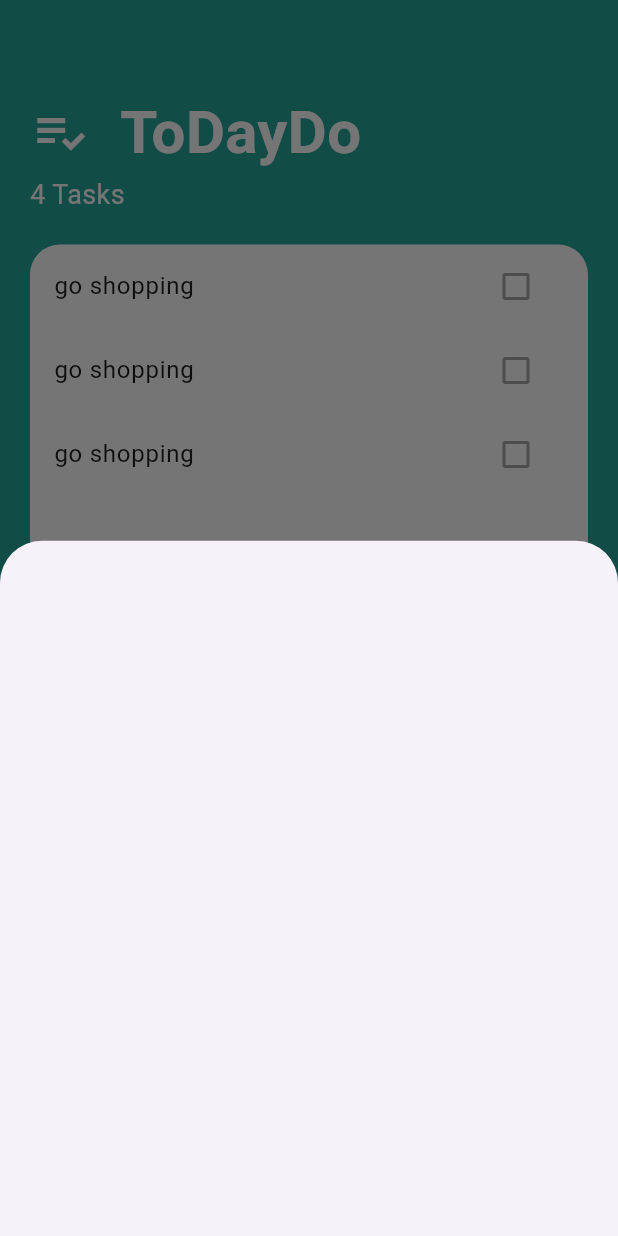
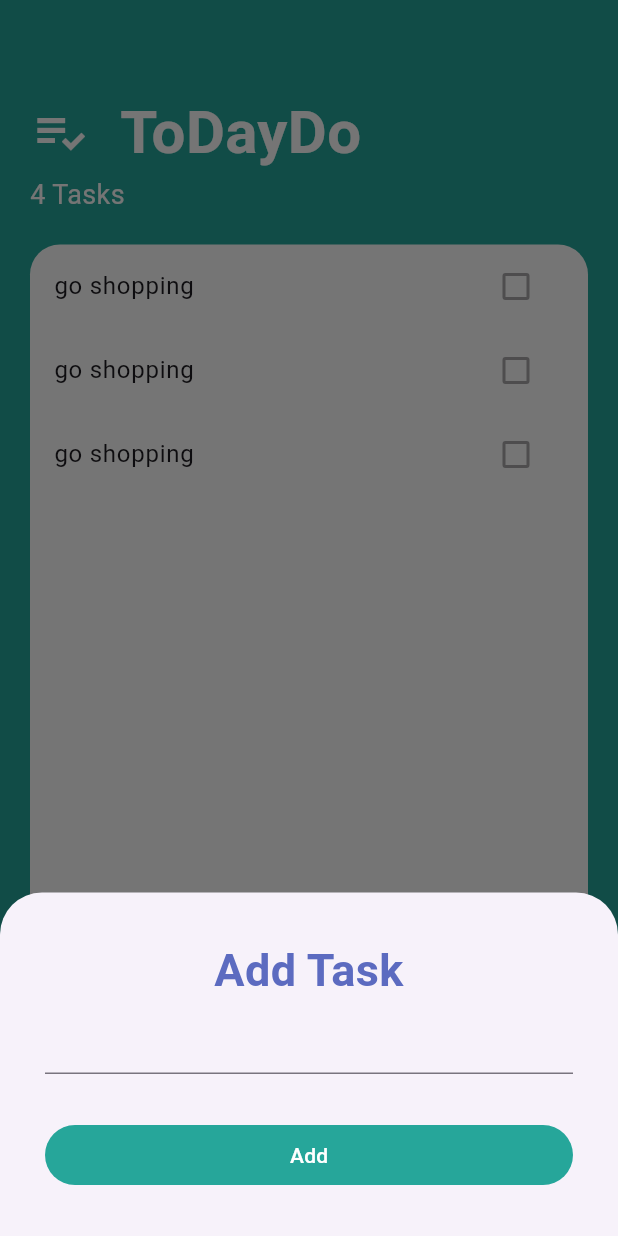
Before and after one commit to Emad-Nasri/to_day_do_app, a Flutter app: the screen it shows after launch, after a tap on the "add" icon, on a phone screen of 412 x 824 dp. Run offline on Flutter 3.47's test engine with Material 3 defaults, Android fonts, the phone set to English and light mode, and no system bars.

Commit message:
create add task screen

```diff
--- /dev/null
+++ b/lib/screens/add_task_screen.dart
@@ -0,0 +1,33 @@
+import 'package:flutter/material.dart';
+
+class AddTaskScreen extends StatelessWidget {
+  const AddTaskScreen({super.key});
+
+  @override
+  Widget build(BuildContext context) {
+    return Container(
+      padding: EdgeInsets.all(30),
+      child: Column(
+        crossAxisAlignment: CrossAxisAlignment.stretch,
+        children: [
+          Text(
+            'Add Task',
+            textAlign: TextAlign.center,
+            style: TextStyle(
+              fontSize: 30,
+              color: Colors.indigo[400],
+              fontWeight: FontWeight.bold,
+            ),
+          ),
+          TextField(autocorrect: true, textAlign: TextAlign.center),
+          SizedBox(height: 30),
+          TextButton(
+            onPressed: () {},
+            style: TextButton.styleFrom(backgroundColor: Colors.teal[400]),
+            child: Text('Add', style: TextStyle(color: Colors.white)),
+          ),
+        ],
+      ),
+    );
+  }
+}
--- a/lib/screens/tasks_screen.dart
+++ b/lib/screens/tasks_screen.dart
@@ -1,4 +1,5 @@
 import 'package:flutter/material.dart';
+import 'package:to_day_do_app/screens/add_task_screen.dart';
 import 'package:to_day_do_app/widgets/tasks_list.dart';
 
 class TasksScreen extends StatelessWidget {
@@ -12,8 +13,16 @@ class TasksScreen extends StatelessWidget {
         shape: CircleBorder(),
         onPressed: () {
           showModalBottomSheet(
+            isScrollControlled: true,
             context: context,
-            builder: (context) => Container(),
+            builder: (context) => SingleChildScrollView(
+              child: Container(
+                padding: EdgeInsets.only(
+                  bottom: MediaQuery.of(context).viewInsets.bottom,
+                ),
+                child: AddTaskScreen(),
+              ),
+            ),
           );
         },
         backgroundColor: Colors.indigo[400],
```
